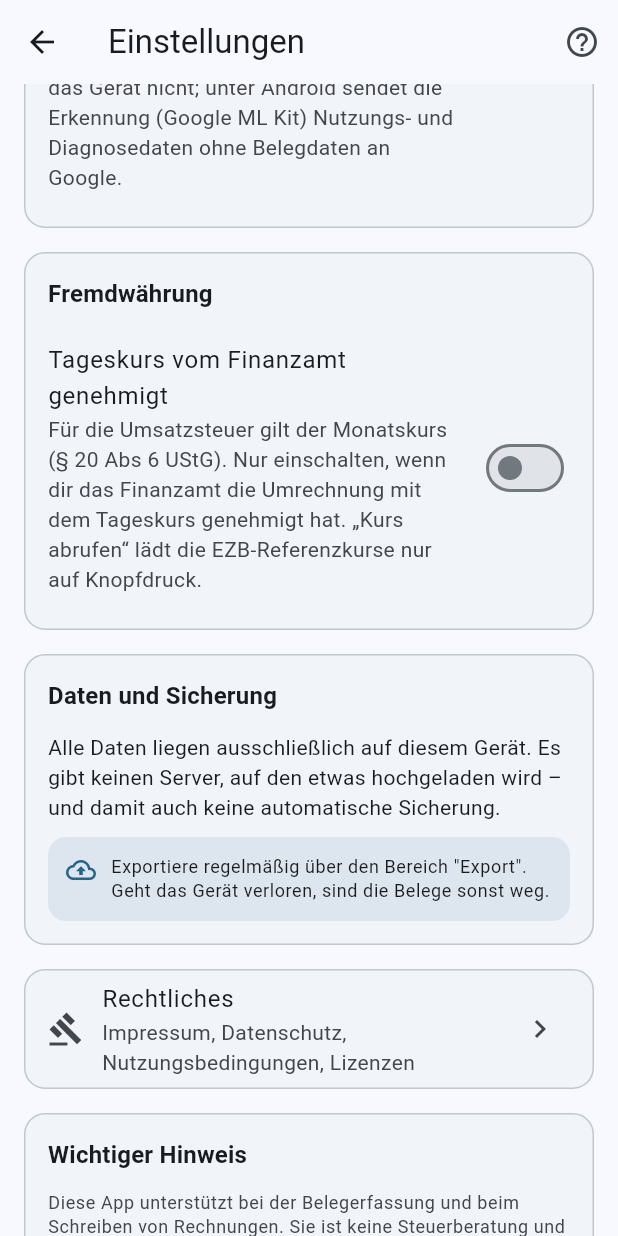
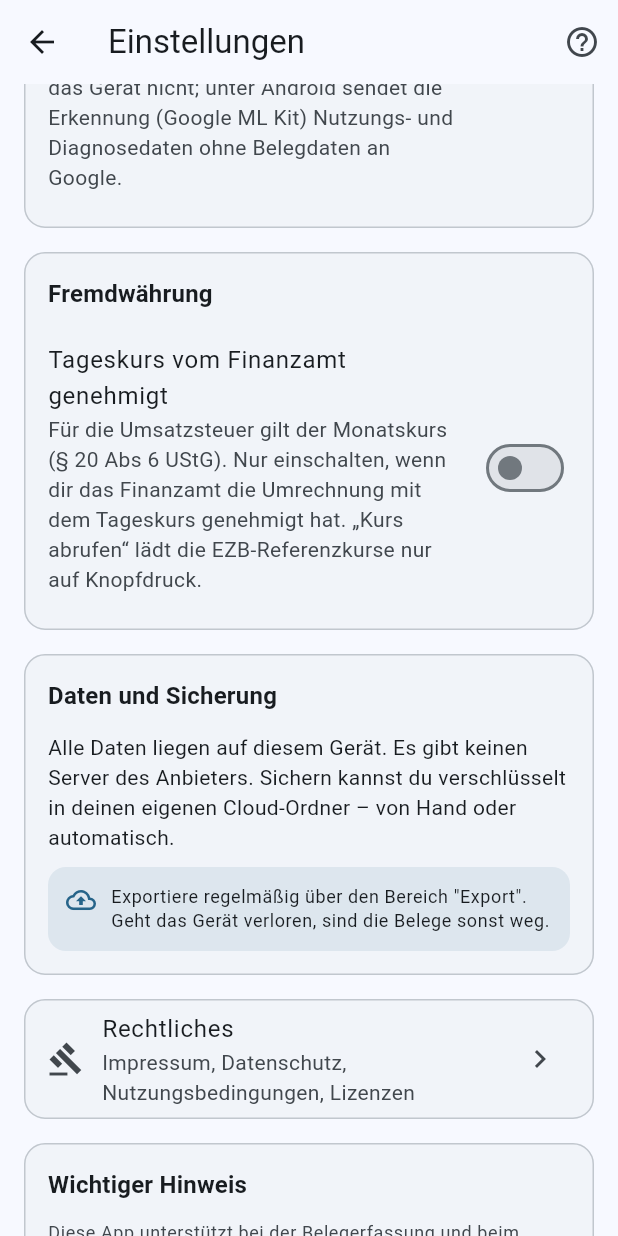
Before and after one commit to juergenjesenko-gif/Buchhaltung-, a Flutter app: the SettingsScreen screen opened directly, scrolled down 576 dp, on a phone screen of 412 x 824 dp. Run offline on Flutter 3.47's test engine with Material 3 defaults, Android fonts, the phone set to English and light mode, and no system bars; our stand-ins replace flutter_secure_storage, image_picker, local_auth, pdf, share_plus, sqflite; missing offline and left inert: cryptography; accounts and stored records are empty; statements that could not run were skipped.

Commit message:
Einstellungen: veralteten Hinweis zur automatischen Sicherung korrigiert
Co-Authored-By: Claude Opus 5.5 <noreply@anthropic.com>
Claude-Session: https://claude.ai/code/session_016sfhTuSB7LJAoqeRige712

```diff
--- a/lib/features/settings/settings_screen.dart
+++ b/lib/features/settings/settings_screen.dart
@@ -153,9 +153,9 @@ class SettingsScreen extends StatelessWidget {
                 crossAxisAlignment: CrossAxisAlignment.start,
                 children: [
                   Text(
-                    'Alle Daten liegen ausschließlich auf diesem Gerät. Es gibt keinen '
-                    'Server, auf den etwas hochgeladen wird – und damit auch keine '
-                    'automatische Sicherung.',
+                    'Alle Daten liegen auf diesem Gerät. Es gibt keinen Server des '
+                    'Anbieters. Sichern kannst du verschlüsselt in deinen eigenen '
+                    'Cloud-Ordner – von Hand oder automatisch.',
                   ),
                   SizedBox(height: 10),
                   NoticeBanner(
```
Also changed, not shown: 1 other file.
